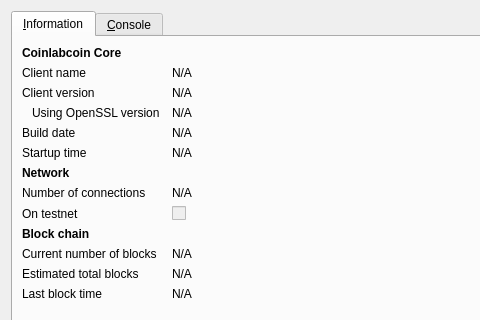
Before: the Qt Designer form src/qt/forms/rpcconsole.ui in sciencechain/LAB, drawn with Qt 5; both pictures show x 0 to 480 and y 0 to 320 of the 740 by 491 pixel window.
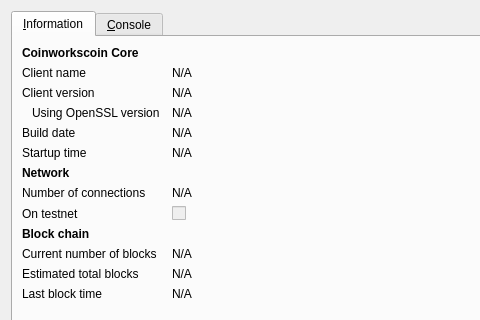
After: the same form once the commit is applied. The open tabs and pages were chosen to show the change. Icons and pictures are not drawn.

Patch:
```diff
--- a/src/qt/forms/rpcconsole.ui
+++ b/src/qt/forms/rpcconsole.ui
@@ -36,7 +36,7 @@
           </font>
          </property>
          <property name="text">
-          <string>Coinlabcoin Core</string>
+          <string>Coinworkscoin Core</string>
          </property>
         </widget>
        </item>
```
Left out of the diff: 6 changed lines with no effect on the pictures.
